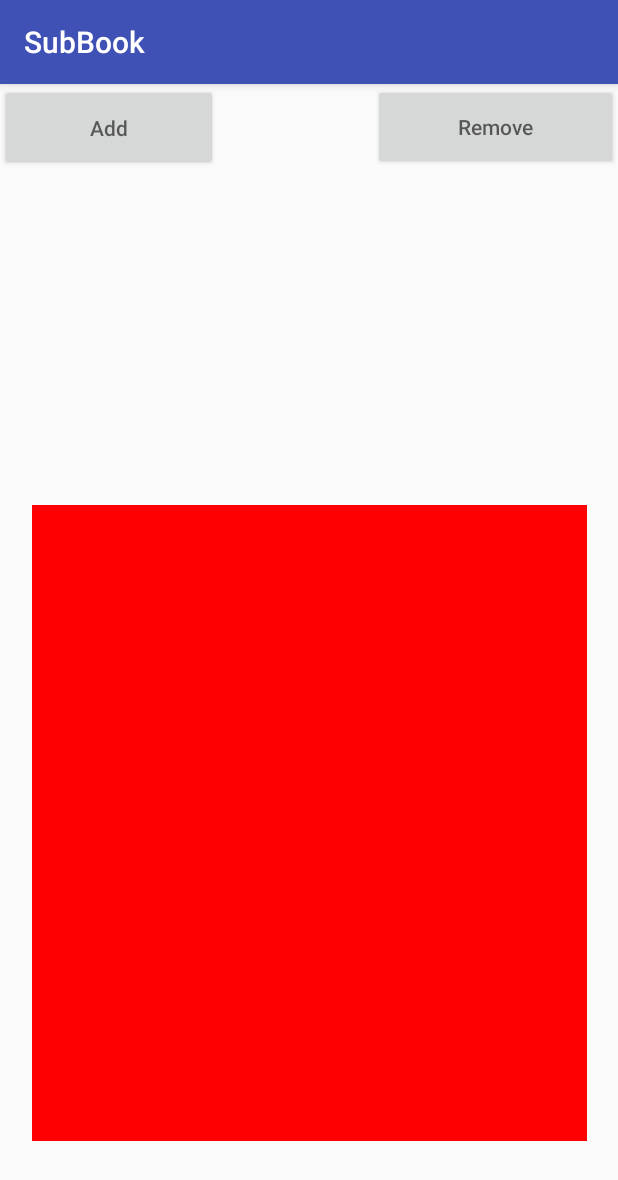
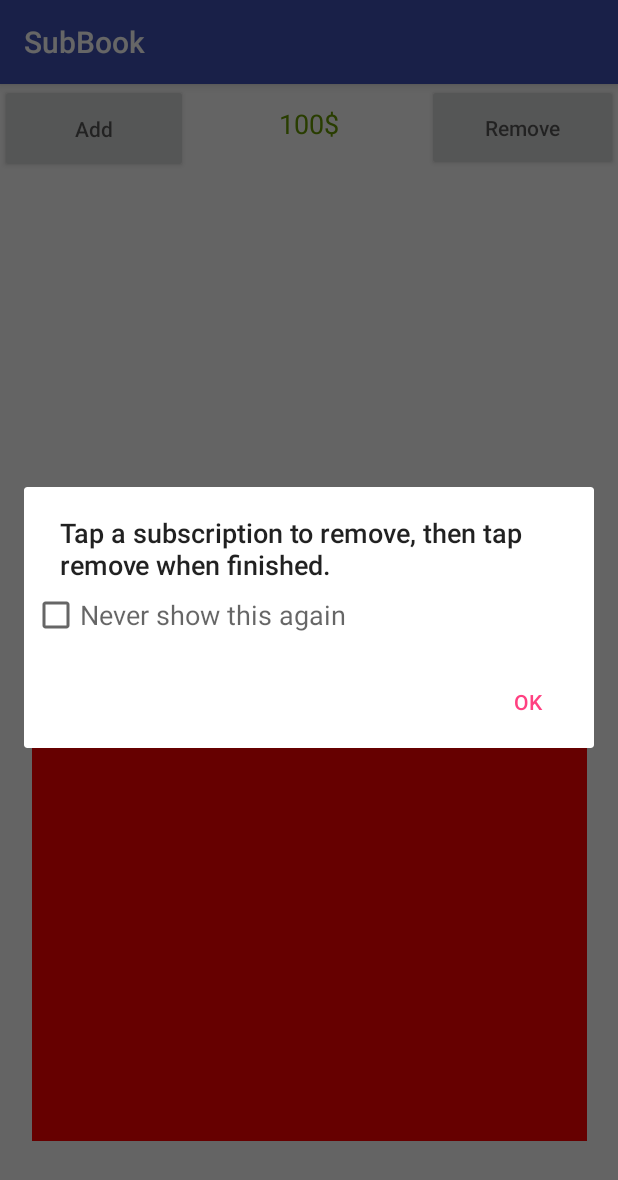
Before and after one commit to chaidar97/CHADY-SubBook, an Android app: the screen it shows after launch (MainActivity), after a tap on an icon or button, on a phone screen of 412 x 824 dp. Shown: the top 1180 px of the screen. Run offline under Robolectric (Android 15) with nearby library versions, the phone set to English and light mode, and no system bars.

```diff
--- a/app/src/main/java/com/example/chady/subbook/MainActivity.java
+++ b/app/src/main/java/com/example/chady/subbook/MainActivity.java
@@ -10,8 +10,11 @@ import android.text.InputType;
 import android.view.View;
 import android.widget.AdapterView;
 import android.widget.ArrayAdapter;
+import android.widget.CheckBox;
+import android.widget.CompoundButton;
 import android.widget.EditText;
 import android.widget.ListView;
+import android.widget.TextView;
 
 import java.util.ArrayList;
 //This class handles adding/removing new subscriptions,
@@ -19,8 +22,11 @@ import java.util.ArrayList;
 
 public class MainActivity extends AppCompatActivity {
     //initialise variables used
+    int position;
     int i=0;
     int deleteMode=0;
+    int boxChecked=0;
+    boolean confirm=false;
     private String name = "";
     ArrayList<String> subs = new ArrayList<>();
     private ListView listView;
@@ -30,23 +36,24 @@ public class MainActivity extends AppCompatActivity {
     protected void onCreate(Bundle savedInstanceState) {
         super.onCreate(savedInstanceState);
         setContentView(R.layout.activity_main);
+        updatePrice();
         listView = (ListView) findViewById(R.id.subs);
         adapter = new ArrayAdapter<String>(this,
                 android.R.layout.simple_list_item_1, android.R.id.text1, subs);
         listView.setAdapter(adapter);
         //Handles when a listview button is clicked
         listView.setOnItemClickListener(new AdapterView.OnItemClickListener() {
-            public void onItemClick(AdapterView<?> arg0, View arg1, int position, long Id) {
+            public void onItemClick(AdapterView<?> arg0, View arg1, int pos, long Id) {
                 //if the user wants to delete the button, it will call the remove method
                 if(deleteMode==1){
-                    //****DELETE ROW FOR THIS SUB*****
-                    adapter.remove(adapter.getItem(position));
-                    adapter.notifyDataSetChanged();
+                    position = pos;
+                    removeConfirm(null);
                 }else{
                     //passes the name variable as an extra intent
                     name = subs.get(position);
                     Intent newSub = new Intent(MainActivity.this, NewSubActivity.class); //goes to the new activity if not
                     newSub.putExtra("NAME", name);
+                    newSub.putExtra("ID", position);
                     startActivity(newSub);
                 }
             }
@@ -54,8 +61,47 @@ public class MainActivity extends AppCompatActivity {
 
     }
 
+    //updates the price when a new sub price changed
+    public void updatePrice(){
+        final TextView total = (TextView) findViewById(R.id.total);
+        total.setText("100$");
+        //****use database to update total price***
+    }
+
+    //prompts the user for sub removal
+    public void removalPrompt(View view){
+        if(boxChecked == 0) {
+            AlertDialog.Builder builder = new AlertDialog.Builder(this);
+            builder.setTitle("Tap a subscription to remove, then tap remove when finished.");
+            //setup a checkbox to never show prompt again)
+            View checkBoxView = View.inflate(this, R.layout.check_box, null);
+            CheckBox checkBox = (CheckBox) checkBoxView.findViewById(R.id.checkbox);
+            checkBox.setOnCheckedChangeListener(new CompoundButton.OnCheckedChangeListener() {
+                //if the checkbox is ticked, never show it again
+                @Override
+                public void onCheckedChanged(CompoundButton buttonView, boolean isChecked) {
+                    boxChecked = 1;
+                }
+            });
+            checkBox.setText("Never show this again");
+            builder.setView(checkBoxView);
+            // Set up the buttons
+            builder.setNegativeButton("Ok", new DialogInterface.OnClickListener() {
+                @Override
+                public void onClick(DialogInterface dialog, int which) {
+                    dialog.cancel();
+                }
+            });
+            builder.show();
+        }
+    }
+
     //Function that handles interface to type in new sub name, then adds it
     public void addSub(View view){
+        //turn off delete mode if it's on when you add a new sub
+        if(deleteMode==1){
+            removeSub(null);
+        }
         //fill the subs array with the subscription names
         AlertDialog.Builder builder = new AlertDialog.Builder(this);
         builder.setTitle("Subscription Name:");
@@ -88,13 +134,39 @@ public class MainActivity extends AppCompatActivity {
         builder.show();
     }
 
+    //Function that asks user to confirm a sub deletion
+    public void removeConfirm(View view){
+        AlertDialog.Builder builder = new AlertDialog.Builder(this);
+        builder.setTitle("Are you sure you wish to delete this subscription?");
+        builder.setView(view);
+        // Set up the buttons
+        builder.setPositiveButton("Yes", new DialogInterface.OnClickListener() {
+            @Override
+            //Delete sub if user clicks yes
+            public void onClick(DialogInterface dialog, int which) {
+                //****DELETE ROW FOR THIS SUB*****
+                adapter.remove(adapter.getItem(position));
+                adapter.notifyDataSetChanged();
+                confirm=false;
+            }
+        });
+        builder.setNegativeButton("No", new DialogInterface.OnClickListener() {
+            @Override
+            public void onClick(DialogInterface dialog, int which) {
+                dialog.cancel();
+            }
+        });
+        builder.show();
+    }
+
     //method to put the app into removal mode to remove the subscription
     public void removeSub(View view){
         if(deleteMode==0) {
+            removalPrompt(null);
             listView.setBackgroundColor(Color.parseColor("#FF0000"));
             deleteMode=1;
         } else{
-            listView.setBackgroundColor(Color.parseColor("#FFFFFF"));
+            listView.setBackgroundColor(Color.parseColor("#FAFAFA"));
             deleteMode=0;
         }
         adapter.notifyDataSetChanged();
--- a/app/src/main/res/layout/activity_main.xml
+++ b/app/src/main/res/layout/activity_main.xml
@@ -8,24 +8,24 @@
 
     <Button
         android:id="@+id/button"
-        android:layout_width="145dp"
-        android:layout_height="58dp"
+        android:layout_width="125dp"
+        android:layout_height="59dp"
         android:hint="@string/add_subscription"
         android:onClick="addSub"
         tools:layout_editor_absoluteX="5dp"
-        tools:layout_editor_absoluteY="-1dp" />
+        tools:layout_editor_absoluteY="-2dp" />
 
     <Button
         android:id="@+id/button2"
-        android:layout_width="163dp"
-        android:layout_height="57dp"
+        android:layout_width="127dp"
+        android:layout_height="58dp"
         android:hint="@string/remove_subscription"
         android:onClick="removeSub"
         app:layout_constraintHorizontal_bias="1.0"
         app:layout_constraintLeft_toLeftOf="parent"
         app:layout_constraintRight_toRightOf="parent"
-        tools:layout_editor_absoluteX="221dp"
-        tools:layout_editor_absoluteY="-1dp" />
+        tools:layout_editor_absoluteX="257dp"
+        tools:layout_editor_absoluteY="-2dp" />
 
     <ListView
         android:id="@+id/subs"
@@ -36,4 +36,17 @@
         app:layout_constraintRight_toRightOf="parent"
         app:layout_constraintTop_toTopOf="parent"
         app:layout_constraintVertical_bias="0.816"></ListView>
+
+    <TextView
+        android:id="@+id/total"
+        android:layout_width="125dp"
+        android:layout_height="55dp"
+        android:layout_marginTop="-2dp"
+        android:gravity="center"
+        android:text="Total: test"
+        android:textColor="@android:color/holo_green_dark"
+        android:textSize="18sp"
+        app:layout_constraintLeft_toLeftOf="parent"
+        app:layout_constraintRight_toRightOf="parent"
+        app:layout_constraintTop_toTopOf="parent" />
 </android.support.constraint.ConstraintLayout>
--- /dev/null
+++ b/app/src/main/res/layout/check_box.xml
@@ -0,0 +1,12 @@
+<FrameLayout xmlns:android="http://schemas.android.com/apk/res/android"
+    android:layout_width="fill_parent"
+    android:layout_height="wrap_content" >
+
+    <CheckBox
+        android:id="@+id/checkbox"
+        style="?android:attr/textAppearanceMedium"
+        android:layout_width="fill_parent"
+        android:layout_height="wrap_content"
+        android:layout_margin="5dp" />
+
+</FrameLayout>
--- a/app/src/main/res/values/strings.xml
+++ b/app/src/main/res/values/strings.xml
@@ -6,4 +6,5 @@
     <string name="set_date">Date:</string>
     <string name="set_price">Price:</string>
     <string name="set_comment">Comment:</string>
+    <string name="done">Done</string>
 </resources>
```
Also changed, not shown: app/src/main/java/com/example/chady/subbook/NewSubActivity.java (+57 -10 lines), app/src/main/res/layout/activity_new_sub.xml (+14 -2 lines), app/src/main/java/com/example/chady/subbook/subs.db (added), 1 other file.
